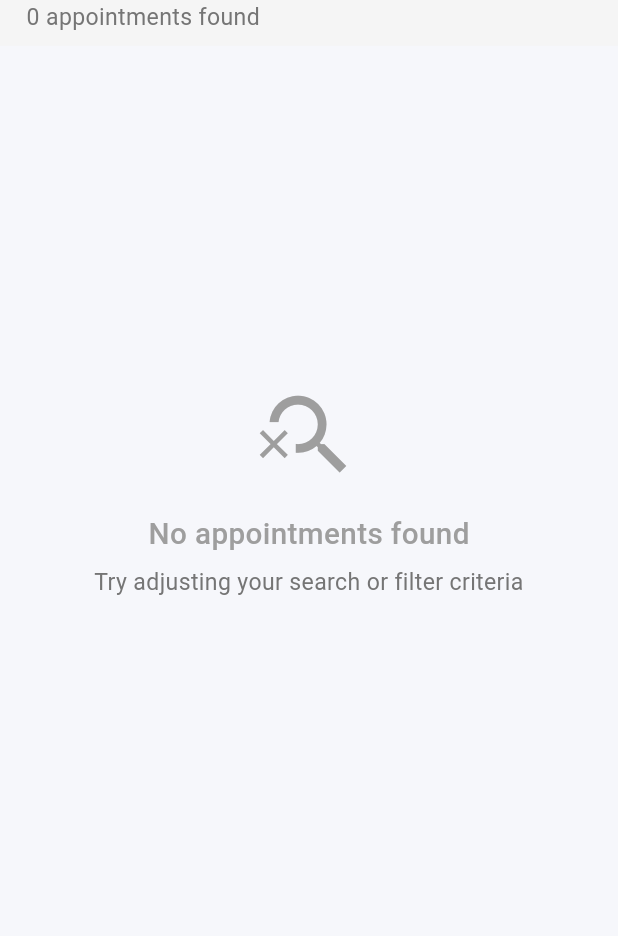
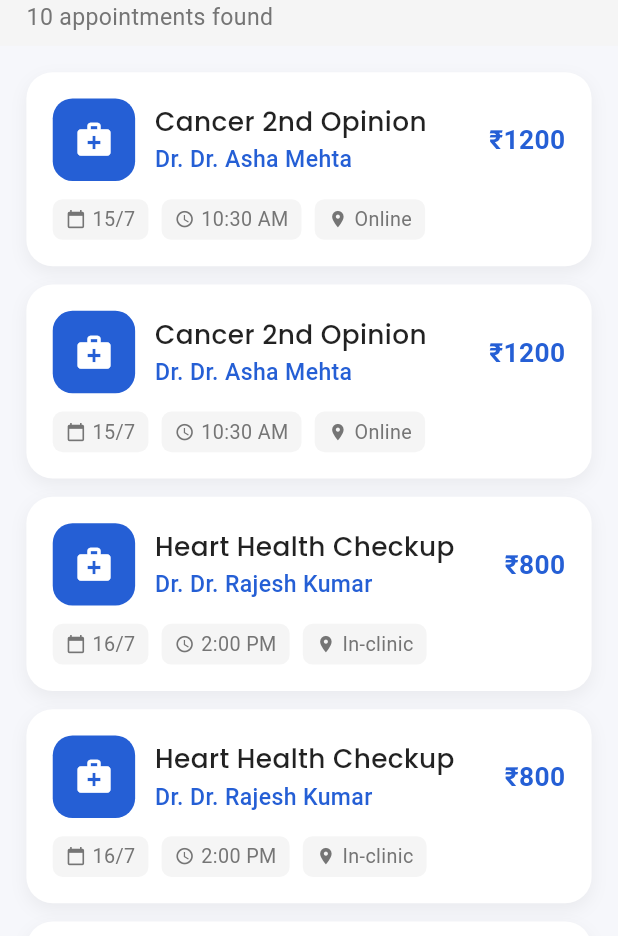
Before and after one commit to kartik-ashok/flutter_assessment_app, a Flutter app: the MyDashboard screen opened directly, tab 2 chosen, after a tap on "View all", on a phone screen of 412 x 824 dp, the part 300-1236 px from its top. Run offline on Flutter 3.47's test engine with Material 3 defaults, Android fonts, the phone set to English and light mode, and no system bars; our stand-ins replace awesome_snackbar_content, cloud_firestore, firebase_auth, firebase_core, google_fonts, page_transition and 4 more; accounts and stored records are empty.

Commit message:
fetch and display automatically when the app loads, just like the assessments and workout

```diff
--- a/lib/presentation/screens/my_dashboard.dart
+++ b/lib/presentation/screens/my_dashboard.dart
@@ -1,7 +1,6 @@
 import 'package:flutter/material.dart';
 import 'package:flutter_assessment_app/common/greeting_header.dart';
 import 'package:flutter_assessment_app/domain/repository/assessment_cardstofirestore.dart';
-import 'package:flutter_assessment_app/domain/repository/workout_routins.dart';
 import 'package:flutter_assessment_app/presentation/screens/my_appointment.dart';
 import 'package:flutter_assessment_app/presentation/screens/my_assessment.dart';
 import 'package:flutter_assessment_app/provider/provider.dart';
@@ -20,7 +19,6 @@ class _MyAssessmentsState extends State<MyDashboard>
   late TabController _tabController;
   AddAssessmentCardstofirestore addAssessmentCardstofirestore =
       AddAssessmentCardstofirestore();
-  WorkoutRoutins workoutRoutins = WorkoutRoutins();
 
   final double cardRadius = ResponsiveSize.width(12);
 
@@ -107,36 +105,6 @@ class _MyAssessmentsState extends State<MyDashboard>
           ),
         ),
       ),
-      floatingActionButton: FloatingActionButton(
-        onPressed: () async {
-          try {
-            await workoutRoutins.addWorkoutRoutinsToFirestore();
-            if (mounted) {
-              ScaffoldMessenger.of(context).showSnackBar(
-                const SnackBar(
-                  content: Text('Workout routines added to Firestore!'),
-                  backgroundColor: Colors.green,
-                ),
-              );
-              // Refresh data after adding
-              final provider =
-                  Provider.of<AssessmentCardProvider>(context, listen: false);
-              provider.refreshAllData();
-            }
-          } catch (e) {
-            if (mounted) {
-              ScaffoldMessenger.of(context).showSnackBar(
-                SnackBar(
-                  content: Text('Error adding workout routines: $e'),
-                  backgroundColor: Colors.red,
-                ),
-              );
-            }
-          }
-        },
-        tooltip: 'Add Workout Routines',
-        child: const Icon(Icons.fitness_center),
-      ),
     );
   }
 }
--- a/lib/provider/provider.dart
+++ b/lib/provider/provider.dart
@@ -36,47 +36,32 @@ class AssessmentCardProvider with ChangeNotifier {
     notifyListeners();
 
     try {
-      QuerySnapshot snapshot;
-
-      // Always try cache first (offline-first approach)
-      try {
-        snapshot = await FirebaseFirestore.instance
-            .collection('assessmentCards')
-            .get(const GetOptions(source: Source.cache));
-        _isUsingCachedData = true;
-
-        // Show offline message when using cached data
-        if (_cards.isEmpty || forceRefresh) {
-          _bookingMessage =
-              'Showing offline data. Pull to refresh to reload cached data.';
-        }
-      } catch (e) {
-        // If cache fails and we're forcing refresh, try server as fallback
-        if (forceRefresh) {
-          try {
-            snapshot = await FirebaseFirestore.instance
-                .collection('assessmentCards')
-                .get(const GetOptions(source: Source.server));
-            _isUsingCachedData = false;
-            _bookingMessage = null; // Clear offline message if server works
-          } catch (serverError) {
-            // Server also failed, show error message
-            _bookingMessage = 'No internet connection. Unable to load data.';
-            return;
-          }
-        } else {
-          // Not forcing refresh and cache failed, show error
-          _bookingMessage =
-              'No cached data available. Check internet connection.';
-          return;
-        }
-      }
+      // Try server first for latest data
+      QuerySnapshot snapshot =
+          await FirebaseFirestore.instance.collection('assessmentCards').get();
 
       _cards = snapshot.docs.map((doc) {
         Map<String, dynamic> data = doc.data() as Map<String, dynamic>;
         data['id'] = doc.id; // Add document ID to the data
         return AssessmentCardModel.fromMap(data);
       }).toList();
+
+      // If no data exists, add sample data
+      if (_cards.isEmpty) {
+        await _addSampleAssessmentCards();
+        // Fetch again
+        snapshot = await FirebaseFirestore.instance
+            .collection('assessmentCards')
+            .get();
+        _cards = snapshot.docs.map((doc) {
+          Map<String, dynamic> data = doc.data() as Map<String, dynamic>;
+          data['id'] = doc.id;
+          return AssessmentCardModel.fromMap(data);
+        }).toList();
+      }
+
+      _isUsingCachedData = false;
+      _bookingMessage = null;
     } catch (e) {
       print('Error fetching cards: $e');
       _bookingMessage = 'Error loading data. Please try again.';
@@ -86,41 +71,73 @@ class AssessmentCardProvider with ChangeNotifier {
     }
   }
 
+  // Add sample assessment cards
+  Future<void> _addSampleAssessmentCards() async {
+    final FirebaseFirestore firestore = FirebaseFirestore.instance;
+
+    final List<Map<String, dynamic>> assessmentCards = [
+      {
+        'imageUrl':
+            'https://storage.googleapis.com/workspace-0f70711f-8b4e-4d94-86f1-2a93ccde5887/image/5dbb5706-a698-444c-8024-414e2908e507.png',
+        'title': 'Health Risk Assessment',
+        'description':
+            'Identify And Mitigate Health Risks With Precise, Proactive Assessments',
+      },
+      {
+        'imageUrl':
+            'https://storage.googleapis.com/workspace-0f70711f-8b4e-4d94-86f1-2a93ccde5887/image/5dbb5706-a698-444c-8024-414e2908e507.png',
+        'title': 'Mental Health Screening',
+        'description':
+            'Comprehensive mental wellness evaluation and stress assessment',
+      },
+      {
+        'imageUrl':
+            'https://storage.googleapis.com/workspace-0f70711f-8b4e-4d94-86f1-2a93ccde5887/image/5dbb5706-a698-444c-8024-414e2908e507.png',
+        'title': 'Fitness Assessment',
+        'description':
+            'Evaluate your physical fitness level and create personalized workout plans',
+      },
+      {
+        'imageUrl':
+            'https://storage.googleapis.com/workspace-0f70711f-8b4e-4d94-86f1-2a93ccde5887/image/5dbb5706-a698-444c-8024-414e2908e507.png',
+        'title': 'Nutrition Analysis',
+        'description':
+            'Analyze your dietary habits and get personalized nutrition recommendations',
+      },
+    ];
+
+    for (var card in assessmentCards) {
+      await firestore.collection('assessmentCards').add(card);
+    }
+  }
+
   Future<void> fetchAppointmentCards({bool forceRefresh = false}) async {
     _isLoading = true;
     notifyListeners();
 
     try {
-      QuerySnapshot snapshot;
-
-      // Always try cache first (offline-first approach)
-      try {
-        snapshot = await FirebaseFirestore.instance
-            .collection('healthServices')
-            .get(const GetOptions(source: Source.cache));
-        _isUsingCachedData = true;
-      } catch (e) {
-        // If cache fails and we're forcing refresh, try server as fallback
-        if (forceRefresh) {
-          try {
-            snapshot = await FirebaseFirestore.instance
-                .collection('healthServices')
-                .get(const GetOptions(source: Source.server));
-            _isUsingCachedData = false;
-          } catch (serverError) {
-            // Server also failed, keep existing data
-            return;
-          }
-        } else {
-          // Not forcing refresh and cache failed, keep existing data
-          return;
-        }
-      }
+      // Try to fetch from server first
+      QuerySnapshot snapshot =
+          await FirebaseFirestore.instance.collection('healthServices').get();
 
       _appointmentCards = snapshot.docs
           .map((doc) => AppointmentModel.fromMap(
               doc.data() as Map<String, dynamic>, doc.id))
           .toList();
+
+      // If no data exists, add sample data
+      if (_appointmentCards.isEmpty) {
+        await _addSampleAppointments();
+        // Fetch again
+        snapshot =
+            await FirebaseFirestore.instance.collection('healthServices').get();
+        _appointmentCards = snapshot.docs
+            .map((doc) => AppointmentModel.fromMap(
+                doc.data() as Map<String, dynamic>, doc.id))
+            .toList();
+      }
+
+      _isUsingCachedData = false;
     } catch (e) {
       print('Error fetching appointment cards: $e');
       // If all fails and we have no data, keep existing data
@@ -130,47 +147,179 @@ class AssessmentCardProvider with ChangeNotifier {
     }
   }
 
+  // Add sample appointments
+  Future<void> _addSampleAppointments() async {
+    final FirebaseFirestore firestore = FirebaseFirestore.instance;
+
+    final List<Map<String, dynamic>> appointments = [
+      {
+        'name': 'Cancer 2nd Opinion',
+        'type': 'Consultation',
+        'doctorName': 'Dr. Asha Mehta',
+        'doctorSpeciality': 'Oncologist',
+        'date': '2025-07-15',
+        'time': '10:30 AM',
+        'duration': '30 mins',
+        'location': 'Online',
+        'isBooked': false,
+        'price': 1200,
+        'description':
+            'Get a second opinion from an expert oncologist for cancer diagnosis and treatment options.',
+        'imageUrl':
+            'https://storage.googleapis.com/workspace-0f70711f-8b4e-4d94-86f1-2a93ccde5887/image/5dbb5706-a698-444c-8024-414e2908e507.png',
+      },
+      {
+        'name': 'Heart Health Checkup',
+        'type': 'Screening',
+        'doctorName': 'Dr. Rajesh Kumar',
+        'doctorSpeciality': 'Cardiologist',
+        'date': '2025-07-16',
+        'time': '2:00 PM',
+        'duration': '45 mins',
+        'location': 'In-clinic',
+        'isBooked': false,
+        'price': 800,
+        'description':
+            'Comprehensive heart health screening including ECG and blood pressure monitoring.',
+        'imageUrl':
+            'https://storage.googleapis.com/workspace-0f70711f-8b4e-4d94-86f1-2a93ccde5887/image/5dbb5706-a698-444c-8024-414e2908e507.png',
+      },
+      {
+        'name': 'Mental Health Consultation',
+        'type': 'Therapy',
+        'doctorName': 'Dr. Priya Sharma',
+        'doctorSpeciality': 'Psychiatrist',
+        'date': '2025-07-17',
+        'time': '11:00 AM',
+        'duration': '60 mins',
+        'location': 'Online',
+        'isBooked': false,
+        'price': 1000,
+        'description':
+            'Professional mental health consultation and therapy session.',
+        'imageUrl':
+            'https://storage.googleapis.com/workspace-0f70711f-8b4e-4d94-86f1-2a93ccde5887/image/5dbb5706-a698-444c-8024-414e2908e507.png',
+      },
+      {
+        'name': 'Diabetes Management',
+        'type': 'Follow-up',
+        'doctorName': 'Dr. Suresh Patel',
+        'doctorSpeciality': 'Endocrinologist',
+        'date': '2025-07-18',
+        'time': '9:30 AM',
+        'duration': '30 mins',
+        'location': 'In-clinic',
+        'isBooked': false,
+        'price': 600,
+        'description':
+            'Diabetes management consultation and medication review.',
+        'imageUrl':
+            'https://storage.googleapis.com/workspace-0f70711f-8b4e-4d94-86f1-2a93ccde5887/image/5dbb5706-a698-444c-8024-414e2908e507.png',
+      },
+      {
+        'name': 'General Health Checkup',
+        'type': 'Screening',
+        'doctorName': 'Dr. Anita Singh',
+        'doctorSpeciality': 'General Physician',
+        'date': '2025-07-19',
+        'time': '4:00 PM',
+        'duration': '30 mins',
+        'location': 'In-clinic',
+        'isBooked': false,
+        'price': 500,
+        'description':
+            'Complete general health checkup with basic tests and consultation.',
+        'imageUrl':
+            'https://storage.googleapis.com/workspace-0f70711f-8b4e-4d94-86f1-2a93ccde5887/image/5dbb5706-a698-444c-8024-414e2908e507.png',
+      },
+    ];
+
+    for (var appointment in appointments) {
+      await firestore.collection('healthServices').add(appointment);
+    }
+  }
+
   Future<void> fetchWorkoutRoutines({bool forceRefresh = false}) async {
     _isLoading = true;
     notifyListeners();
 
     try {
-      QuerySnapshot snapshot;
-
-      // Always try cache first (offline-first approach)
-      try {
-        snapshot = await FirebaseFirestore.instance
-            .collection('workoutRoutines')
-            .get(const GetOptions(source: Source.cache));
-        _isUsingCachedData = true;
-      } catch (e) {
-        // If cache fails and we're forcing refresh, try server as fallback
-        if (forceRefresh) {
-          try {
-            snapshot = await FirebaseFirestore.instance
-                .collection('workoutRoutines')
-                .get(const GetOptions(source: Source.server));
-            _isUsingCachedData = false;
-          } catch (serverError) {
-            // Server also failed, keep existing data
-            return;
-          }
-        } else {
-          // Not forcing refresh and cache failed, keep existing data
-          return;
-        }
-      }
+      // Try to fetch from server first
+      QuerySnapshot snapshot =
+          await FirebaseFirestore.instance.collection('workoutRoutines').get();
 
       _workoutRoutins = snapshot.docs
           .map((doc) =>
               WorkoutRoutine.fromJson(doc.data() as Map<String, dynamic>))
           .toList();
+
+      // If no data exists, add sample data
+      if (_workoutRoutins.isEmpty) {
+        await _addSampleWorkoutRoutines();
+        // Fetch again
+        snapshot = await FirebaseFirestore.instance
+            .collection('workoutRoutines')
+            .get();
+        _workoutRoutins = snapshot.docs
+            .map((doc) =>
+                WorkoutRoutine.fromJson(doc.data() as Map<String, dynamic>))
+            .toList();
+      }
+
+      _isUsingCachedData = false;
     } catch (e) {
       print('Error fetching workout routines: $e');
       // If all fails and we have no data, keep existing data
     } finally {
       _isLoading = false;
       notifyListeners();
+    }
+  }
+
+  // Add sample workout routines
+  Future<void> _addSampleWorkoutRoutines() async {
+    final FirebaseFirestore firestore = FirebaseFirestore.instance;
+
+    final List<Map<String, dynamic>> workoutRoutines = [
+      {
+        "name": "Full Body Burner",
+        "sweatStart": "5 min",
+        "bodyType": "Full Body",
+        "weightGoal": "Lose",
+        "difficultyLevel": "Medium",
+      },
+      {
+        "name": "Upper Body Blast",
+        "sweatStart": "3 min",
+        "bodyType": "Upper Body",
+        "weightGoal": "Gain",
+        "difficultyLevel": "Hard",
+      },
+      {
+        "name": "Core Crusher",
+        "sweatStart": "4 min",
+        "bodyType": "Core",
+        "weightGoal": "Tone",
+        "difficultyLevel": "Easy",
+      },
+      {
+        "name": "Leg Day Legends",
+        "sweatStart": "6 min",
+        "bodyType": "Lower Body",
+        "weightGoal": "Lose",
+        "difficultyLevel": "Hard",
+      },
+      {
+        "name": "Cardio Kickstart",
+        "sweatStart": "2 min",
+        "bodyType": "Full Body",
+        "weightGoal": "Lose",
+        "difficultyLevel": "Medium",
+      },
+    ];
+
+    for (var routine in workoutRoutines) {
+      await firestore.collection('workoutRoutines').add(routine);
     }
   }
 
```
